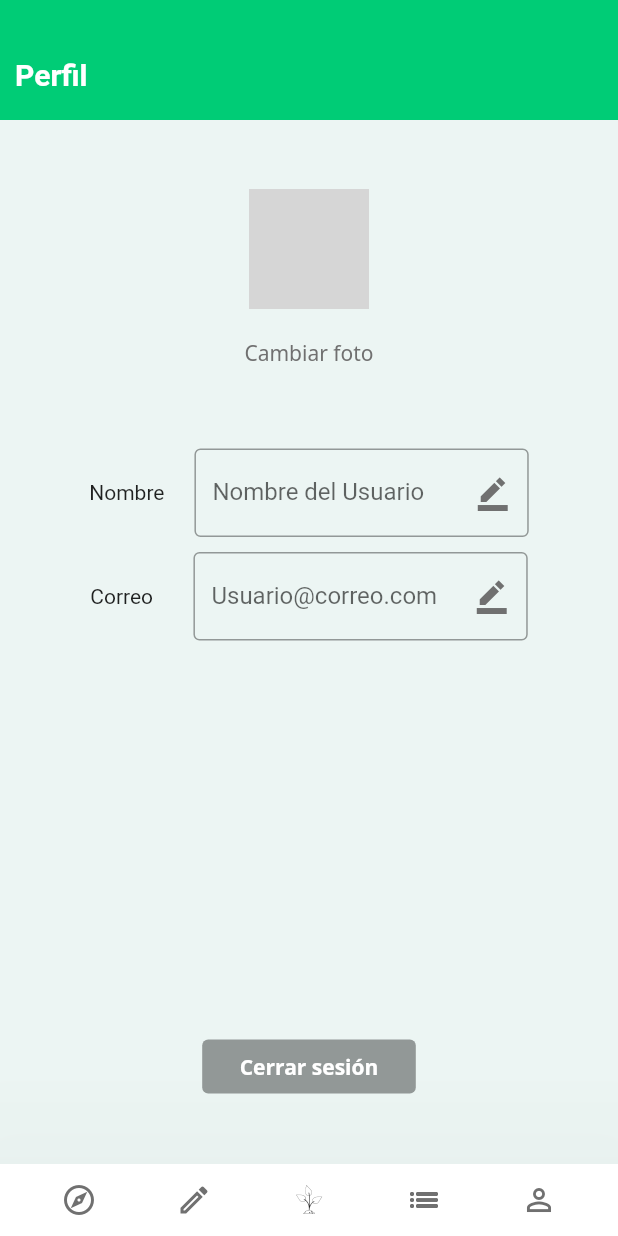
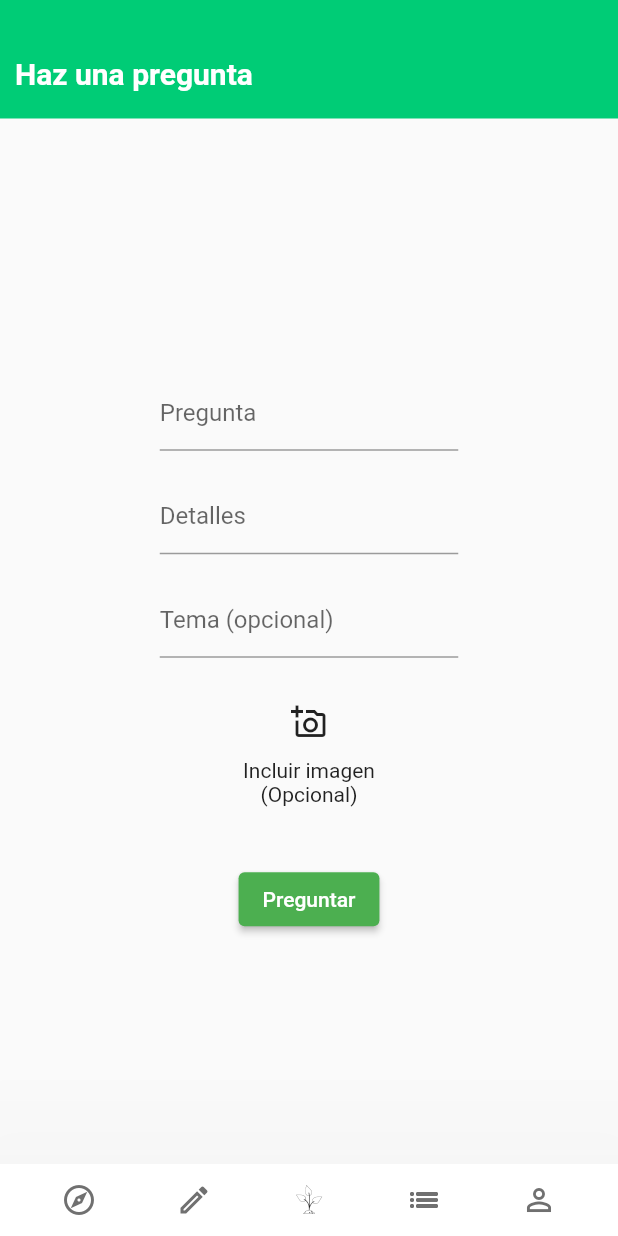
Before and after one commit to DaveAlsina/agro_a_la_mano, a Flutter app: the screen it shows after launch, on a phone screen of 412 x 824 dp. Run offline on Flutter 3.47's test engine with Material 2 defaults, Android fonts, the phone set to English and light mode, and no system bars; our stand-ins replace get, shared_preferences; Roboto replaces fonts that are missing (Noto Sans); grey boxes are pictures that could not be loaded.

Commit message:
integración inicial, falta por añadir login, signup y caja de comentarios

```diff
--- /dev/null
+++ b/agro_a_la_mano_dev/lib/controllers/messages_controller.dart
@@ -0,0 +1,45 @@
+import 'package:get/get.dart';
+import 'package:agro_a_la_mano_dev/data/local_preferences.dart';
+
+class RowLoc {
+  String? id;
+  String? question;
+  String? questioner;
+  String? answer;
+  String? answerer;
+
+  RowLoc(
+    {required this.id,
+    required this.question,
+    required this.questioner,
+    required this.answer,
+    required this.answerer});
+}
+
+class HistoryController extends GetxController {
+  LocalPreferences prefs = LocalPreferences();
+  var _rows = <RowLoc>[].obs;
+
+  List<RowLoc> get rows => _rows.value;
+
+  Future<void> addHistoryRegister(RowLoc new_register) async {
+    _rows.value = await prefs.retrieveData<List<RowLoc>>("rows") ?? _rows.value;
+    List<RowLoc> new_rows = _rows.value;
+    new_rows.add(new_register);
+    await prefs.storeData<List<RowLoc>>("rows", new_rows);
+  }
+
+  Future<void> deleteHistoryRegister(int index) async {
+    _rows.value = await prefs.retrieveData<List<RowLoc>>("rows") ?? _rows.value;
+
+    List<RowLoc> new_rows = <RowLoc>[];
+    int count = 0;
+    for (var register in _rows.value) {
+      if(count != index)
+        new_rows.add(register);
+    }
+
+    await prefs.storeData<List<RowLoc>>("rows", new_rows);
+    _rows.value = new_rows;
+  }
+}
--- /dev/null
+++ b/agro_a_la_mano_dev/lib/pages/questionask_page.dart
@@ -0,0 +1,177 @@
+import 'package:flutter/material.dart';
+import 'package:get/get.dart';
+
+import 'package:agro_a_la_mano_dev/controllers/messages_controller.dart';
+import 'package:agro_a_la_mano_dev/data/local_preferences.dart';
+import 'package:shared_preferences/shared_preferences.dart';
+
+
+//estilos, colores, iconos
+import 'package:agro_a_la_mano_dev/stylingConstants/color_constants.dart'
+as colorCons;
+import 'package:agro_a_la_mano_dev/stylingConstants/textStyle_constants.dart'
+as textCons;
+import 'package:agro_a_la_mano_dev/assets/icons.dart' as Icons_constants;
+
+//Botton Navigation Bar y Navigation Bar personalizados
+import 'package:agro_a_la_mano_dev/ui/customBottomNavBar.dart';
+import 'package:agro_a_la_mano_dev/ui/customAppBar.dart';
+
+
+
+
+//import 'profile_page.dart';
+
+class QuestionPage extends StatefulWidget {
+  const QuestionPage({Key? key}) : super(key: key);
+  @override
+  _QuestionPageState createState() => _QuestionPageState();
+}
+
+class _QuestionPageState extends State<QuestionPage> {
+  final _formKey = GlobalKey<FormState>();
+  final _searchController = TextEditingController();
+  final _questionController = TextEditingController();
+  final _themeController = TextEditingController();
+  HistoryController histController = Get.find<HistoryController>();
+
+  Widget build(BuildContext context) {
+    return Scaffold(
+
+      appBar: PreferredSize(
+
+        preferredSize: const Size.fromHeight(79.0),
+        child: Container(
+          decoration: const BoxDecoration(
+            color: colorCons.GREEN_BUTTON_COLOR,
+          ),
+          child: AppBarContent('Haz una pregunta'),
+        ),
+
+      ),
+
+      bottomNavigationBar: CustomBottomNavBar(),
+
+      key: Key('QuestionScaffold'),
+      body: Center(
+        child: Column(
+          mainAxisAlignment: MainAxisAlignment.spaceAround,
+          children: [
+            Padding(
+              padding: const EdgeInsets.all(7.0),
+              child: Form(
+                key: _formKey,
+                child: Column(
+                  children: [
+                    SizedBox(
+                      height: 19,
+                    ),
+                    ConstrainedBox(
+                      constraints: BoxConstraints.tight(const Size(199, 50)),
+                      child:
+                        TextFormField(
+                          key: Key('Pregunta'),
+                          controller: _searchController,
+                          decoration: InputDecoration(labelText: 'Pregunta'),
+                          validator: (value) {
+                            if (value!.isEmpty) {
+                              return "Pregunta invalida";
+                            } else {
+                              return "";
+                            }
+                          },
+                      ),
+                    ),
+                    SizedBox(
+                      height: 19,
+                    ),
+                    ConstrainedBox(
+                      constraints: BoxConstraints.tight(const Size(199, 50)),
+                      child:
+                        TextFormField(
+                          key: Key('Detalles'),
+                          controller: _questionController,
+                          decoration: InputDecoration(labelText: 'Detalles'),
+                          validator: (value) {
+                            if (value!.isEmpty) {
+                              return "Por favor detallanos";
+                            } else  {
+                              return "";
+                            }
+                          },
+                      ),
+                    ),
+                    SizedBox(
+                      height: 19,
+                    ),
+                    ConstrainedBox(
+                      constraints: BoxConstraints.tight(const Size(199, 50)),
+                      child:
+                        TextFormField(
+                          key: Key('Tema'),
+                          controller: _themeController,
+                          decoration: InputDecoration(labelText: 'Tema (opcional)'),
+                          validator: (value) {
+                            if (value!.isEmpty) {
+                              return "Pregunta de nuevo";
+                            } else  {
+                              RowLoc registro = new RowLoc(id:_searchController.text, question:_questionController.text, questioner:"", answer:"", answerer:"");
+                              histController.addHistoryRegister(registro);
+                              return "";
+                            }
+                          },
+                      ),
+                    ),
+                    SizedBox(
+                      height: 19,
+                    ),
+                    Container(
+                      width: 99.0,
+                      height: 99.0,
+                      child:
+                        Column(
+                          mainAxisSize: MainAxisSize.min,
+                          children: [
+                            IconButton(
+                              icon: Icon(Icons.add_a_photo_outlined),
+                              tooltip: 'Incluir imagen (opcional)',
+                              onPressed: () {
+                                setState(() {
+
+                                });
+                              },
+                            ),
+                            Text('Incluir imagen (Opcional)', textAlign: TextAlign.center,),
+                          ]
+                        )
+                    ),
+                    SizedBox(
+                      height: 19,
+                    ),
+                    ElevatedButton(
+                        key: Key('SubmitTema'),
+                        onPressed: () async {
+                          FocusScope.of(context).requestFocus(FocusNode());
+                          final form = _formKey.currentState;
+                          form!.save();
+                          if (form.validate()) {
+                            bool value = true;
+                          } else {
+                            bool value = false;
+                          }
+                        },
+                        style: ElevatedButton.styleFrom(
+                          primary: Colors.green,
+                          onPrimary: Colors.white,
+                        ),
+                        child: Text("Preguntar")),
+                  ],
+                ),
+              ),
+            ),
+          ],
+        ),
+      ),
+    );
+  }
+}
--- a/agro_a_la_mano_dev/lib/ui/profile_page.dart
+++ b/agro_a_la_mano_dev/lib/ui/profile_page.dart
@@ -14,6 +14,7 @@ import 'package:agro_a_la_mano_dev/assets/icons.dart' as Icons_constants;
 //Botton Navigation Bar y Navigation Bar personalizados
 import 'package:agro_a_la_mano_dev/ui/customBottomNavBar.dart';
 import 'package:agro_a_la_mano_dev/ui/customAppBar.dart';
+import 'package:get/get.dart';
 
 
 /*
--- a/agro_a_la_mano_dev/pubspec.yaml
+++ b/agro_a_la_mano_dev/pubspec.yaml
@@ -24,6 +24,8 @@ dependencies:
   flutter:
     sdk: flutter
 
+  shared_preferences: ^2.0.7
+  get:
 
 
   # The following adds the Cupertino Icons font to your application.
@@ -33,6 +35,10 @@ dependencies:
 dev_dependencies:
   flutter_test:
     sdk: flutter
+
+  integration_test:
+    sdk: flutter
+  mockito: ^5.0.15
 
 
 # For information on the generic Dart part of this file, see the
```
Also changed, not shown: agro_a_la_mano_dev/lib/data/local_preferences.dart (added, +56 -0 lines), agro_a_la_mano_dev/lib/main.dart (+8 -1 lines), agro_a_la_mano_dev/lib/pages/questionhist_page.dart (added, +193 -0 lines), agro_a_la_mano_dev/lib/ui/customBottomNavBar.dart (+30 -4 lines), agro_a_la_mano_dev/lib/widgets/table.dart (added, +115 -0 lines), agro_a_la_mano_dev/pubspec.lock.
